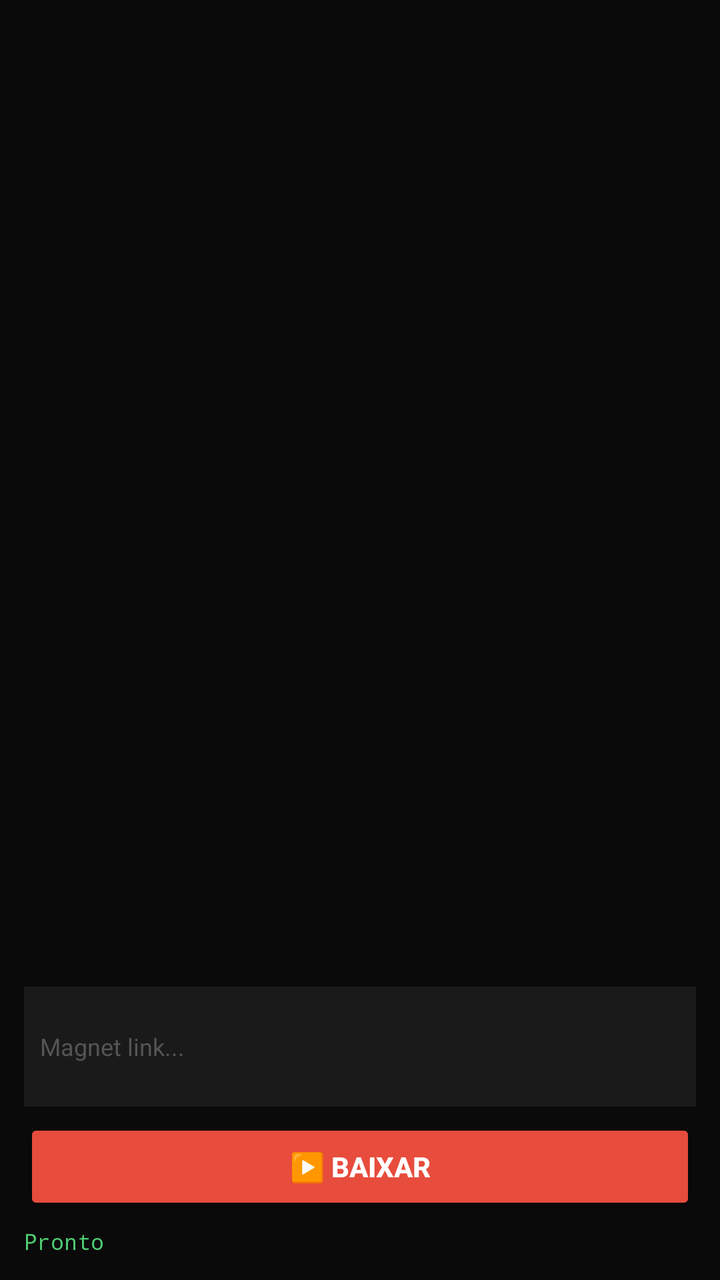
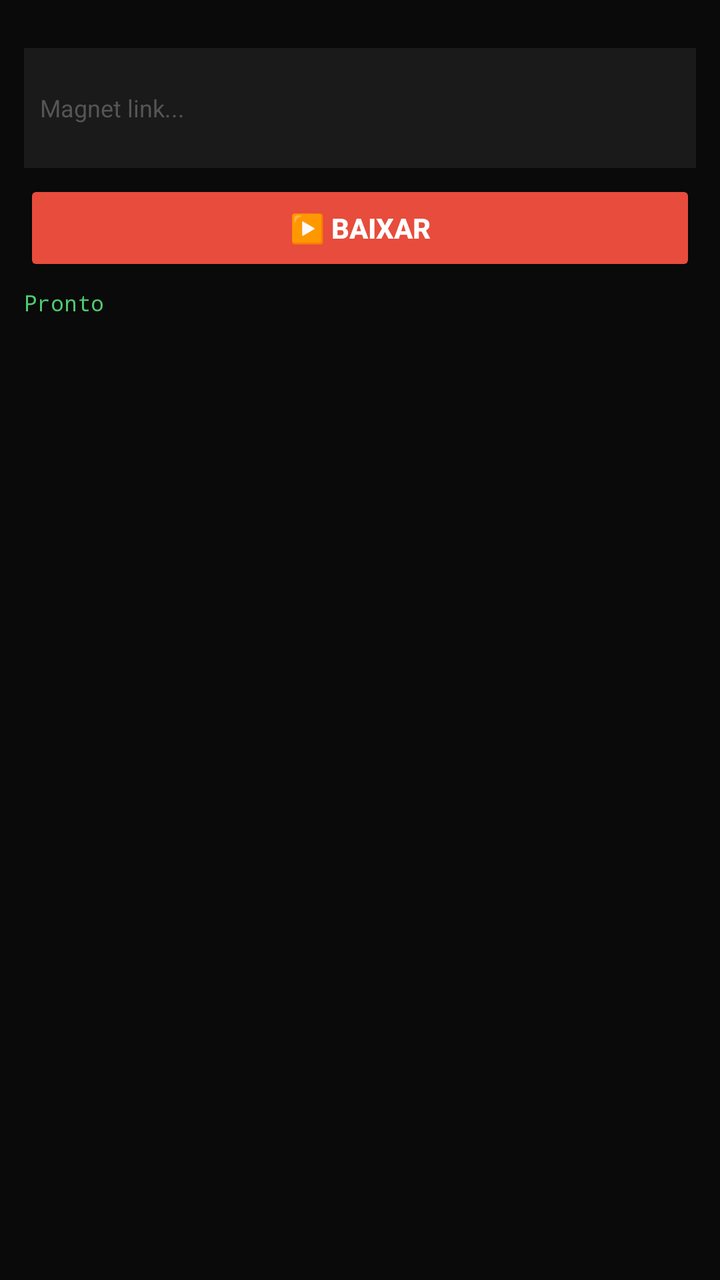

Compare the two renders of this Android layout. The source of the first and the diff that turns it into the second are given below.
<!-- AndroidManifest.xml: application theme Theme.AppCompat.NoActionBar -->
<!-- res/layout/activity_main.xml -->
<?xml version="1.0" encoding="utf-8"?>
<FrameLayout xmlns:android="http://schemas.android.com/apk/res/android"
    xmlns:app="http://schemas.android.com/apk/res-auto"
    android:layout_width="match_parent"
    android:layout_height="match_parent"
    android:background="#0a0a0a">
    
    <androidx.media3.ui.PlayerView
        android:id="@+id/player_view"
        android:layout_width="match_parent"
        android:layout_height="match_parent"
        android:visibility="gone"
        app:show_buffering="when_playing"
        app:use_controller="true" />
    
    <LinearLayout
        android:layout_width="match_parent"
        android:layout_height="wrap_content"
        android:layout_gravity="bottom"
        android:orientation="vertical"
        android:padding="12dp"
        android:background="#cc0a0a0a">
        
        <EditText
            android:id="@+id/magnet_input"
            android:layout_width="match_parent"
            android:layout_height="60dp"
            android:background="#1a1a1a"
            android:hint="Magnet link..."
            android:textColorHint="#555"
            android:inputType="textMultiLine"
            android:padding="8dp"
            android:textColor="#fff"
            android:textSize="12sp" />
        
        <LinearLayout
            android:layout_width="match_parent"
            android:layout_height="wrap_content"
            android:orientation="horizontal"
            android:layout_marginTop="6dp">
            
            <Button
                android:id="@+id/btn_play"
                android:layout_width="0dp"
                android:layout_height="48dp"
                android:layout_weight="1"
                android:backgroundTint="#e74c3c"
                android:text="▶️ BAIXAR"
                android:textColor="#fff"
                android:textStyle="bold" />
            
            <Button
                android:id="@+id/btn_watch"
                android:layout_width="0dp"
                android:layout_height="48dp"
                android:layout_weight="1"
                android:layout_marginStart="4dp"
                android:backgroundTint="#4ecb71"
                android:text="🎬 ASSISTIR"
                android:textColor="#000"
                android:textStyle="bold"
                android:visibility="gone" />
            
            <Button
                android:id="@+id/btn_stop"
                android:layout_width="0dp"
                android:layout_height="48dp"
                android:layout_weight="1"
                android:layout_marginStart="4dp"
                android:backgroundTint="#555"
                android:text="⏹️ PARAR"
                android:textColor="#fff"
                android:textStyle="bold"
                android:visibility="gone" />
        </LinearLayout>
        
        <ProgressBar
            android:id="@+id/buffer_bar"
            style="?android:attr/progressBarStyleHorizontal"
            android:layout_width="match_parent"
            android:layout_height="5dp"
            android:layout_marginTop="6dp"
            android:progressTint="#e74c3c"
            android:visibility="gone" />
        
        <TextView
            android:id="@+id/status_text"
            android:layout_width="wrap_content"
            android:layout_height="wrap_content"
            android:layout_marginTop="6dp"
            android:text="Pronto"
            android:textColor="#4ecb71"
            android:textSize="11sp"
            android:fontFamily="monospace" />
    </LinearLayout>
    
</FrameLayout>
<!-- resources referenced by this layout -->
<resources>

</resources>

<!-- the commit's change to res/layout/activity_main.xml (unified diff, before → after) -->
@@ -1,14 +1,18 @@
 <?xml version="1.0" encoding="utf-8"?>
-<FrameLayout xmlns:android="http://schemas.android.com/apk/res/android"
+<LinearLayout xmlns:android="http://schemas.android.com/apk/res/android"
     xmlns:app="http://schemas.android.com/apk/res-auto"
     android:layout_width="match_parent"
     android:layout_height="match_parent"
-    android:background="#0a0a0a">
+    android:orientation="vertical"
+    android:background="#0a0a0a"
+    android:gravity="center_horizontal"
+    android:padding="12dp">
     
     <androidx.media3.ui.PlayerView
         android:id="@+id/player_view"
         android:layout_width="match_parent"
-        android:layout_height="match_parent"
+        android:layout_height="0dp"
+        android:layout_weight="0"
         android:visibility="gone"
         app:show_buffering="when_playing"
         app:use_controller="true" />
@@ -16,10 +20,8 @@
     <LinearLayout
         android:layout_width="match_parent"
         android:layout_height="wrap_content"
-        android:layout_gravity="bottom"
         android:orientation="vertical"
-        android:padding="12dp"
-        android:background="#cc0a0a0a">
+        android:layout_marginTop="12dp">
         
         <EditText
             android:id="@+id/magnet_input"
@@ -94,4 +96,4 @@
             android:fontFamily="monospace" />
     </LinearLayout>
     
-</FrameLayout>
+</LinearLayout>
